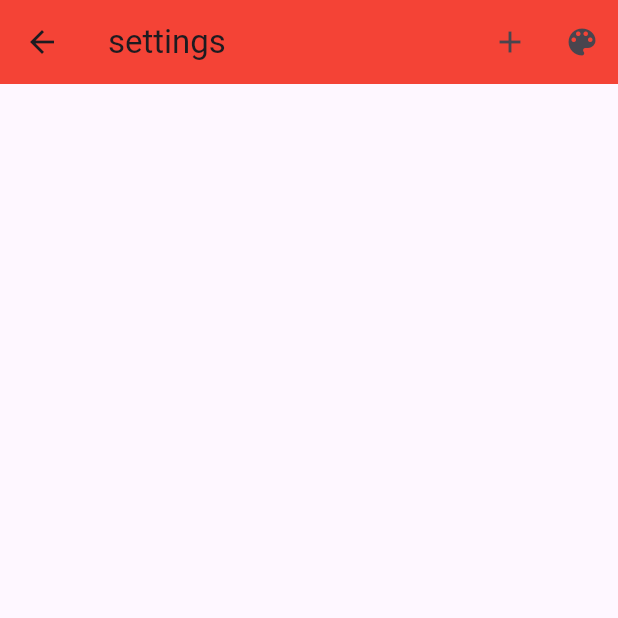
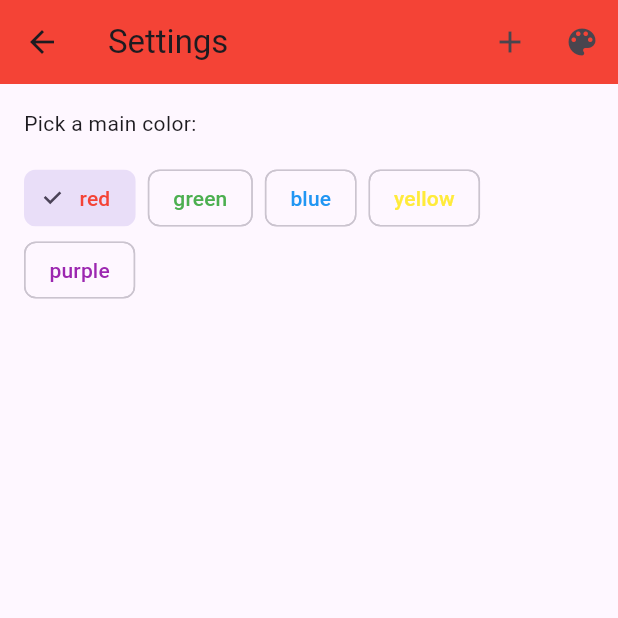
Before and after one commit to priscille-ngondankoy-vinci/tuto6-M, a Flutter app: the SettingsScreen screen opened by its route, on a phone screen of 412 x 824 dp, the top half of it. Run offline on Flutter 3.47's test engine with Material 3 defaults, Android fonts, the phone set to English and light mode, and no system bars; our stand-ins replace go_router, shared_preferences; accounts and stored records are empty.

Commit message:
T06.3 Mise a jour du thème

```diff
--- /dev/null
+++ b/lib/services/color_picker.dart
@@ -0,0 +1,35 @@
+// widgets/color_picker.dart
+import 'package:flutter/material.dart';
+
+import '../views_models/view_model.dart';
+
+class ColorPicker extends StatelessWidget {
+  final String selectedColor;
+  final ValueChanged<String> onColorSelected;
+
+  const ColorPicker({
+    super.key,
+    required this.selectedColor,
+    required this.onColorSelected,
+  });
+
+  @override
+  Widget build(BuildContext context) {
+    final colors = ['red', 'green', 'blue', 'yellow', 'purple'];
+
+    return Wrap(
+      spacing: 8.0,
+      children: colors.map((possibleColor) {
+        return ChoiceChip(
+          label: Text(possibleColor, style: TextStyle(color: COLORS[possibleColor])),
+          selected: selectedColor == possibleColor,
+          onSelected: (selected) {
+            if (selected) {
+              onColorSelected(possibleColor);
+            }
+          },
+        );
+      }).toList(),
+    );
+  }
+}
--- a/lib/views/settings.dart
+++ b/lib/views/settings.dart
@@ -3,33 +3,38 @@ import 'package:flutter/material.dart';
 import 'package:go_router/go_router.dart';
 import 'package:provider/provider.dart';
 
+import '../services/color_picker.dart';
 import '../views_models/view_model.dart';
 import '../widgets/nav_bar.dart';
 
 class SettingsScreen extends StatelessWidget {
+  const SettingsScreen({super.key});
 
   @override
   Widget build(BuildContext context) {
+
     return Scaffold(
-        appBar: navBar(context, "settings"),
-
-        body: Padding(
-          padding: const EdgeInsets.all(32),
-          child: Column(
-            crossAxisAlignment: CrossAxisAlignment.start,
-            children: [
-
-              const SizedBox(height: 16),
-              Expanded(
-                child: SingleChildScrollView(
-                  child: SizedBox(
-                    width: double.infinity,
-                  ),
+      appBar: navBar(context, 'Settings'),
+      body: Padding(
+        padding: const EdgeInsets.all(16.0),
+        child: Consumer<ThemeViewModel>(
+          builder: (context, themeViewModel, child) {
+            return Column(
+              crossAxisAlignment: CrossAxisAlignment.start,
+              children: [
+                const Text('Pick a main color:'),
+                const SizedBox(height: 16.0),
+                ColorPicker(
+                  selectedColor: themeViewModel.mainColor,
+                  onColorSelected: (color) {
+                    themeViewModel.mainColor = color;
+                  },
                 ),
-              ),
-            ],
-          )));
-
-
+              ],
+            );
+          },
+        ),
+      ),
+    );
   }
 }
```
